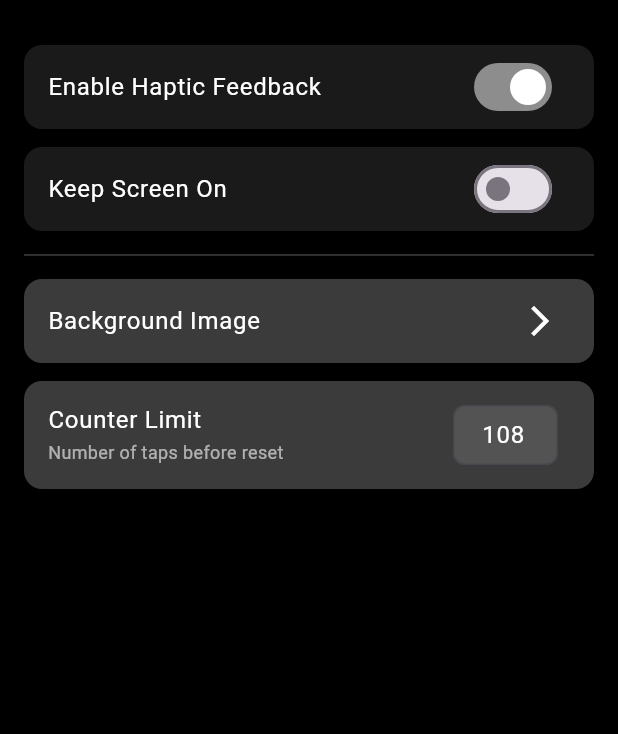
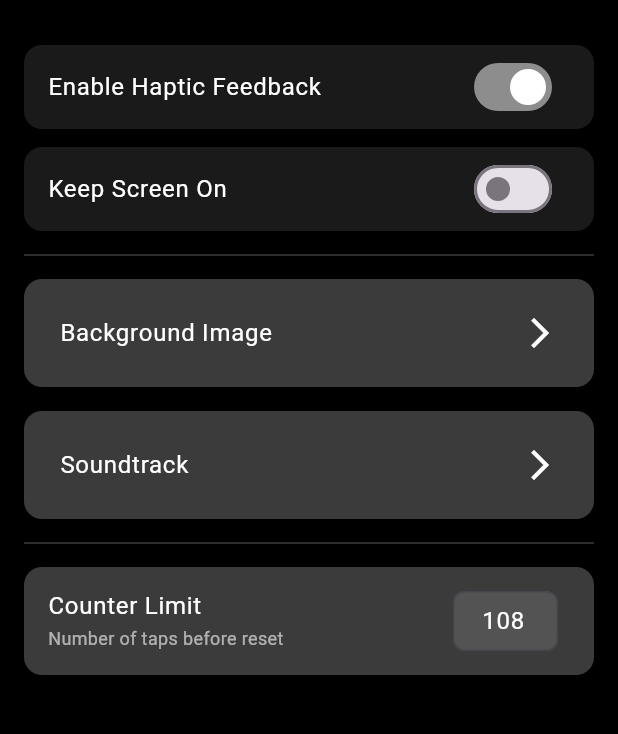
Before and after one commit to ekansh0unofficial/Maala, a Flutter app: the SettingsScreen screen opened directly, on a phone screen of 412 x 824 dp, the part 63-797 px from its top. Run offline on Flutter 3.47's test engine with Material 3 defaults, Android fonts, the phone set to English and light mode, and no system bars; our stand-ins replace audioplayers, google_nav_bar, image_picker, permission_handler, shared_preferences; accounts and stored records are empty.

Commit message:
Track Selection Settings Screen

```diff
--- a/lib/settings_screen/settings_screen.dart
+++ b/lib/settings_screen/settings_screen.dart
@@ -2,6 +2,7 @@
 import 'package:flutter/material.dart';
 import 'package:maala_app/services/screen_awake_service.dart';
 import 'package:maala_app/settings_screen/image_picker.dart';
+import 'package:maala_app/settings_screen/sound_picker.dart';
 import '../services/shared_pref_helper.dart';
 
 class SettingsScreen extends StatefulWidget {
@@ -59,7 +60,10 @@ class _SettingsScreenState extends State<SettingsScreen> {
         elevation: 0,
         iconTheme: const IconThemeData(color: Colors.white),
       ),
-      body: ListView(
+      body: Listener(
+        onPointerDown: (_) => FocusScope.of(context).unfocus(),
+
+        child: ListView(
           padding: const EdgeInsets.all(16),
           children: [
             _buildToggleTile(
@@ -83,16 +87,23 @@ class _SettingsScreenState extends State<SettingsScreen> {
               },
             ),
             const Divider(height: 32, color: Colors.white24),
+
             ListTile(
               tileColor: const Color.fromARGB(96, 158, 158, 158),
               shape: RoundedRectangleBorder(
                 borderRadius: BorderRadius.circular(12),
               ),
-            title: const Text(
+              title: Padding(
+                padding: const EdgeInsets.fromLTRB(8.0, 16, 8, 16),
+                child: const Text(
                   'Background Image',
                   style: TextStyle(color: Colors.white),
                 ),
-            trailing: const Icon(Icons.arrow_forward_ios, color: Colors.white),
+              ),
+              trailing: const Icon(
+                Icons.arrow_forward_ios,
+                color: Colors.white,
+              ),
               onTap: () {
                 showDialog(
                   context: context,
@@ -100,7 +111,35 @@ class _SettingsScreenState extends State<SettingsScreen> {
                 ).then((_) => setState(() {}));
               },
             ),
-          const SizedBox(height: 12),
+
+            const SizedBox(height: 16),
+
+            ListTile(
+              tileColor: const Color.fromARGB(96, 158, 158, 158),
+              shape: RoundedRectangleBorder(
+                borderRadius: BorderRadius.circular(12),
+              ),
+              title: Padding(
+                padding: const EdgeInsets.fromLTRB(8.0, 16, 8, 16),
+                child: const Text(
+                  'Soundtrack',
+                  style: TextStyle(color: Colors.white),
+                ),
+              ),
+              trailing: const Icon(
+                Icons.arrow_forward_ios,
+                color: Colors.white,
+              ),
+              onTap: () {
+                showDialog(
+                  context: context,
+                  builder: (_) => const SoundPickerDialog(),
+                ).then((_) => setState(() {}));
+              },
+            ),
+
+            const Divider(height: 32, color: Colors.white24),
+
             ListTile(
               title: const Text(
                 "Counter Limit",
@@ -143,6 +182,7 @@ class _SettingsScreenState extends State<SettingsScreen> {
             ),
           ],
         ),
+      ),
     );
   }
 
--- a/lib/timer_screen/timer_screen.dart
+++ b/lib/timer_screen/timer_screen.dart
@@ -64,7 +64,7 @@ class _TimerScreenState extends State<TimerScreen> {
 
   void _showTimePickerDialog() {
     int hour = 0, minute = 0, second = 0;
-
+    _pauseTimer();
     showDialog(
       context: context,
       barrierDismissible: true,
```
Also changed, not shown: lib/services/sound_helper.dart (+8 -0 lines), lib/settings_screen/sound_picker.dart (added, +75 -0 lines), 4 other files. Lines whose indentation alone changed are shown as unchanged.
